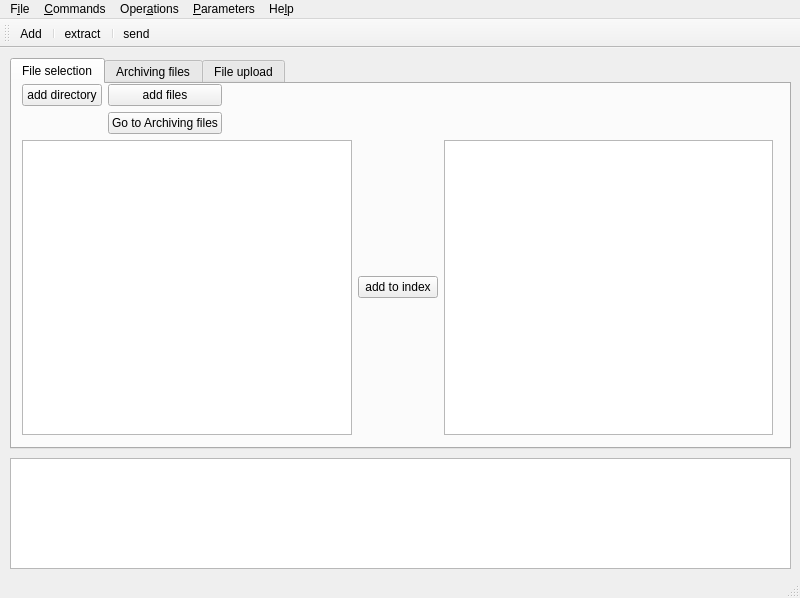
DieNice/Parthenos, file gui/mainwindow.ui: the form before one commit.
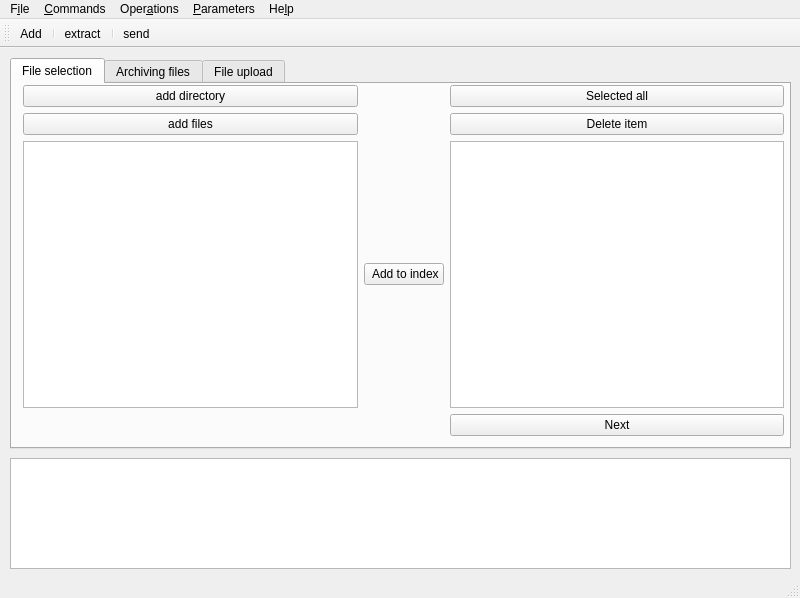
The form after the commit. The open tabs and pages were chosen to show the change. Icons and pictures are not drawn.

```diff
--- a/gui/mainwindow.ui
+++ b/gui/mainwindow.ui
@@ -36,86 +36,63 @@
      <attribute name="title">
       <string>File selection</string>
      </attribute>
-     <widget class="QWidget" name="verticalLayoutWidget">
+     <widget class="QWidget" name="">
       <property name="geometry">
        <rect>
-        <x>10</x>
-        <y>0</y>
-        <width>751</width>
+        <x>11</x>
+        <y>1</y>
+        <width>761</width>
         <height>351</height>
        </rect>
       </property>
-      <layout class="QVBoxLayout" name="verticalLayout">
-       <item>
-        <layout class="QGridLayout" name="gridLayout">
-         <item row="0" column="1">
-          <widget class="QPushButton" name="add_files">
-           <property name="text">
-            <string>add files</string>
-           </property>
-          </widget>
-         </item>
-         <item row="0" column="0">
-          <widget class="QPushButton" name="add_dir">
-           <property name="text">
-            <string>add directory</string>
-           </property>
-          </widget>
-         </item>
-         <item row="0" column="3">
-          <spacer name="horizontalSpacer">
-           <property name="orientation">
-            <enum>Qt::Horizontal</enum>
-           </property>
-           <property name="sizeType">
-            <enum>QSizePolicy::Preferred</enum>
-           </property>
-           <property name="sizeHint" stdset="0">
-            <size>
-             <width>20</width>
-             <height>20</height>
-            </size>
-           </property>
-          </spacer>
-         </item>
-         <item row="4" column="3">
-          <spacer name="horizontalSpacer_2">
-           <property name="orientation">
-            <enum>Qt::Horizontal</enum>
-           </property>
-           <property name="sizeHint" stdset="0">
-            <size>
-             <width>40</width>
-             <height>20</height>
-            </size>
-           </property>
-          </spacer>
-         </item>
-         <item row="4" column="1">
-          <widget class="QPushButton" name="goto_archive">
-           <property name="text">
-            <string>Go to Archiving files</string>
-           </property>
-          </widget>
-         </item>
-        </layout>
+      <layout class="QGridLayout" name="gridLayout">
+       <item row="0" column="0">
+        <widget class="QPushButton" name="add_dir">
+         <property name="text">
+          <string>add directory</string>
+         </property>
+        </widget>
        </item>
-       <item>
-        <layout class="QHBoxLayout" name="horizontalLayout">
-         <item>
-          <widget class="QTreeView" name="treeView"/>
-         </item>
-         <item>
-          <widget class="QPushButton" name="add_to_index">
-           <property name="text">
-            <string>add to index</string>
-           </property>
-          </widget>
-         </item>
-         <item>
-          <widget class="QListWidget" name="listWidget"/>
-         </item>
-        </layout>
+       <item row="2" column="2">
+        <widget class="QListWidget" name="listWidget"/>
+       </item>
+       <item row="1" column="0">
+        <widget class="QPushButton" name="add_files">
+         <property name="text">
+          <string>add files</string>
+         </property>
+        </widget>
+       </item>
+       <item row="2" column="0">
+        <widget class="QTreeView" name="treeView"/>
+       </item>
+       <item row="2" column="1">
+        <widget class="QPushButton" name="add_to_index">
+         <property name="text">
+          <string> Add to index</string>
+         </property>
+        </widget>
+       </item>
+       <item row="3" column="2">
+        <widget class="QPushButton" name="goto_archive">
+         <property name="text">
+          <string>Next</string>
+         </property>
+        </widget>
+       </item>
+       <item row="0" column="2">
+        <widget class="QPushButton" name="pushButton_6">
+         <property name="text">
+          <string>Selected all</string>
+         </property>
+        </widget>
+       </item>
+       <item row="1" column="2">
+        <widget class="QPushButton" name="pushButton_7">
+         <property name="text">
+          <string>Delete item</string>
+         </property>
+        </widget>
        </item>
       </layout>
      </widget>
```
Left out of the diff: 159 changed lines with no effect on the pictures.
